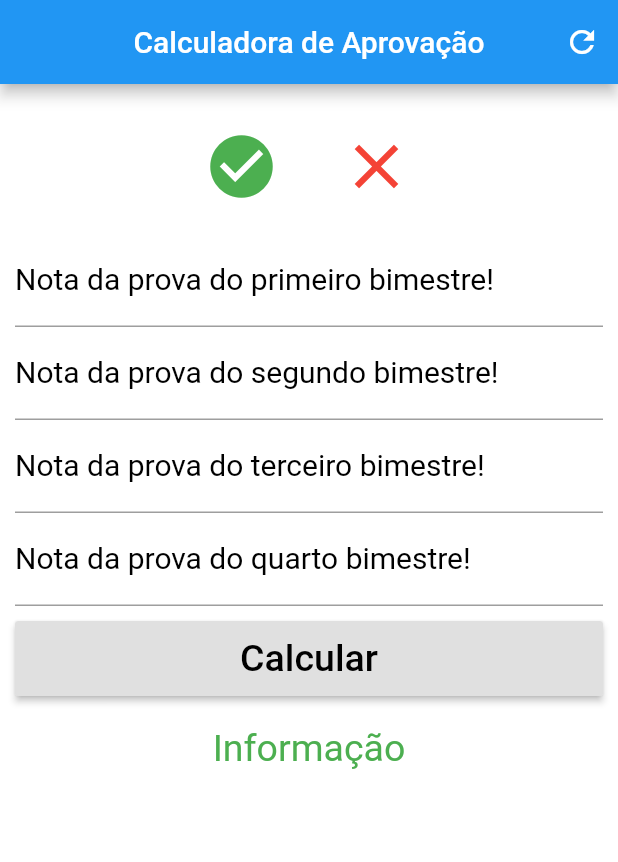
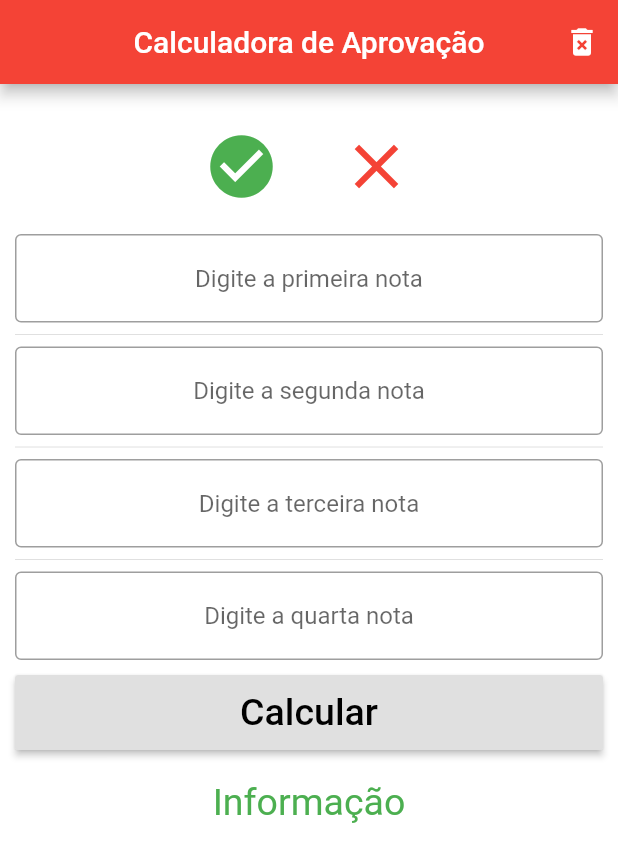
Before and after one commit to warleyvods/bimestre_app, a Flutter app: the screen it shows after launch, on a phone screen of 412 x 824 dp. Shown: the top 862 px of the screen. Run offline on Flutter 3.47's test engine with Material 2 defaults, Android fonts, the phone set to English and light mode, and no system bars.

Commit message:
Refatoração leve no código.

```diff
--- a/lib/main.dart
+++ b/lib/main.dart
@@ -2,7 +2,9 @@ import 'package:flutter/cupertino.dart';
 import 'package:flutter/material.dart';
 
 void main() {
-  runApp(MaterialApp(home: Home()));
+  runApp(MaterialApp(
+      home: Home()
+  ));
 }
 
 class Home extends StatefulWidget {
@@ -20,10 +22,10 @@ class _HomeState extends State<Home> {
 
   String textoAppBar = "Calculadora de Aprovação";
 
-  String nota1 = "Nota da prova do primeiro bimestre!";
-  String nota2 = "Nota da prova do segundo bimestre!";
-  String nota3 = "Nota da prova do terceiro bimestre!";
-  String nota4 = "Nota da prova do quarto bimestre!";
+/*  String nota1 = "Digite a primeira nota";
+  String nota2 = "Digite a segunda nota";
+  String nota3 = "Digite a terceira nota";
+  String nota4 = "Digite a quarta nota";*/
 
   String info = "Informação";
 
@@ -49,7 +51,15 @@ class _HomeState extends State<Home> {
       double nota = (nota1 + nota2 + nota3 + nota4) / 4;
       print(nota);
 
-      info = "Nota: ${nota.toStringAsPrecision(2)}";
+
+
+      if(nota >= 6) {
+        info = "Aprovado: ${nota.toStringAsPrecision(2)}";
+      } else if (nota < 6) {
+        info = "Reprovado: ${nota.toStringAsPrecision(2)}";
+      }
+
+
     });
   }
 
@@ -58,13 +68,17 @@ class _HomeState extends State<Home> {
     return Scaffold(
         backgroundColor: Colors.white,
         appBar: AppBar(
+          backgroundColor: Colors.red,
           title: Text(
             textoAppBar,
           ),
           centerTitle: true,
           actions: <Widget>[
             IconButton(
-              icon: Icon(Icons.refresh, color: Colors.white,),
+              icon: Icon(
+                Icons.delete_forever,
+                color: Colors.white,
+              ),
               onPressed: () {
                 resetar();
               },
@@ -112,47 +126,13 @@ class _HomeState extends State<Home> {
                     ],
                   ),
                 ),
-                TextFormField(
-                  keyboardType: TextInputType.number,
-                  decoration: InputDecoration(
-                      labelText: nota1,
-                      labelStyle: TextStyle(color: Colors.black, fontSize: 20.0)),
-                  textAlign: TextAlign.center,
-                  controller: nota1Control,
-                  validator: (valor) {
-                    if (valor.isEmpty) {
-                      return "Insira sua nota";
-                    }
-                  },
-                ),
-                TextFormField(
-                  keyboardType: TextInputType.number,
-                  decoration: InputDecoration(
-                      labelText: nota2,
-                      labelStyle: TextStyle(
-                        color: Colors.black,
-                        fontSize: 20.0,
-                      )),
-                  textAlign: TextAlign.center,
-                  controller: nota2Control,
-                ),
-                TextFormField(
-                  keyboardType: TextInputType.number,
-                  decoration: InputDecoration(
-                      labelText: nota3,
-                      labelStyle: TextStyle(color: Colors.black, fontSize: 20.0)),
-                  textAlign: TextAlign.center,
-                  controller: nota3Control,
-                ),
-                TextFormField(
-                  keyboardType: TextInputType.number,
-                  decoration: InputDecoration(
-                    labelText: nota4,
-                    labelStyle: TextStyle(color: Colors.black, fontSize: 20.0),
-                  ),
-                  textAlign: TextAlign.center,
-                  controller: nota4Control,
-                ),
+                buildTextFormField("Digite a primeira nota", nota1Control),
+                Divider(),
+                buildTextFormField("Digite a segunda nota", nota2Control),
+                Divider(),
+                buildTextFormField("Digite a terceira nota", nota3Control),
+                Divider(),
+                buildTextFormField("Digite a quarta nota", nota4Control),
                 Padding(
                   padding: EdgeInsets.only(top: 10.0),
                   child: Container(
@@ -161,7 +141,8 @@ class _HomeState extends State<Home> {
                       onPressed: () {
                         if (formKey.currentState.validate()) {
                           calcular();
-                        };
+                        }
+                        ;
                       },
                       child: Text(
                         textoBotaoCalcular,
@@ -184,4 +165,23 @@ class _HomeState extends State<Home> {
           ),
         ));
   }
+
+  TextFormField buildTextFormField(String texto, TextEditingController controller) {
+    return TextFormField(
+      keyboardType: TextInputType.number,
+      decoration: InputDecoration(
+          hintText: texto,
+          border: OutlineInputBorder(),
+          labelStyle:
+          TextStyle(color: Colors.black, fontSize: 20.0)),
+
+      textAlign: TextAlign.center,
+      controller: controller,
+      validator: (valor) {
+        if (valor.isEmpty) {
+          return "Insira sua nota, este campo não pode ser nulo!";
+        }
+      },
+    );
+  }
 }
```
